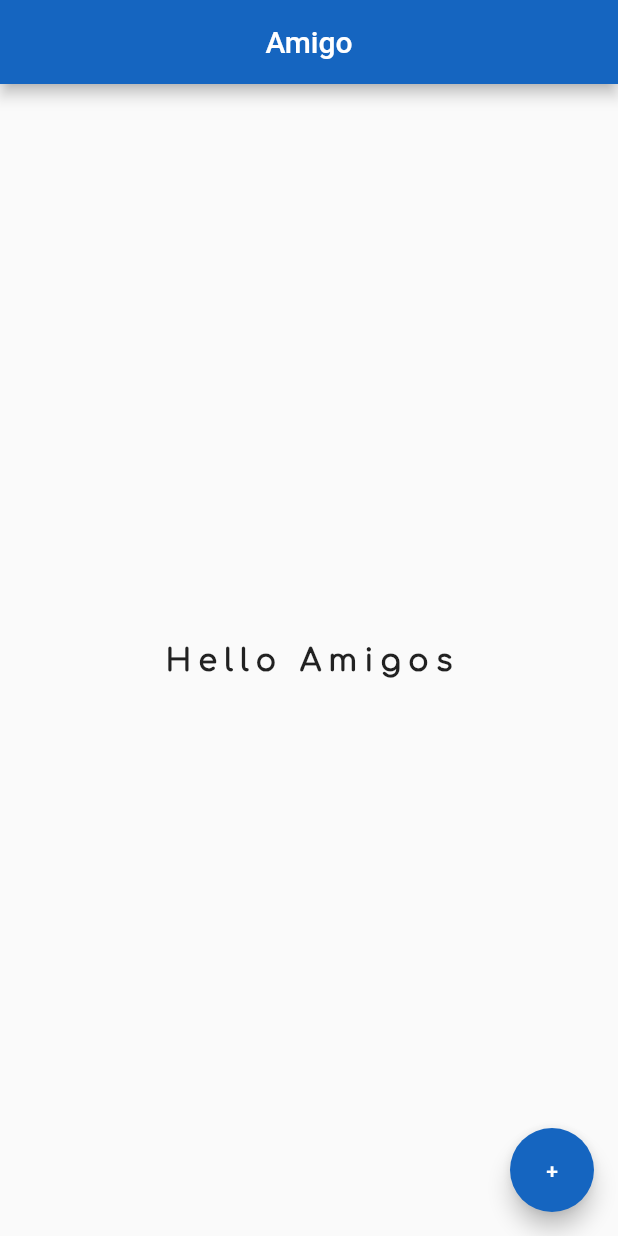
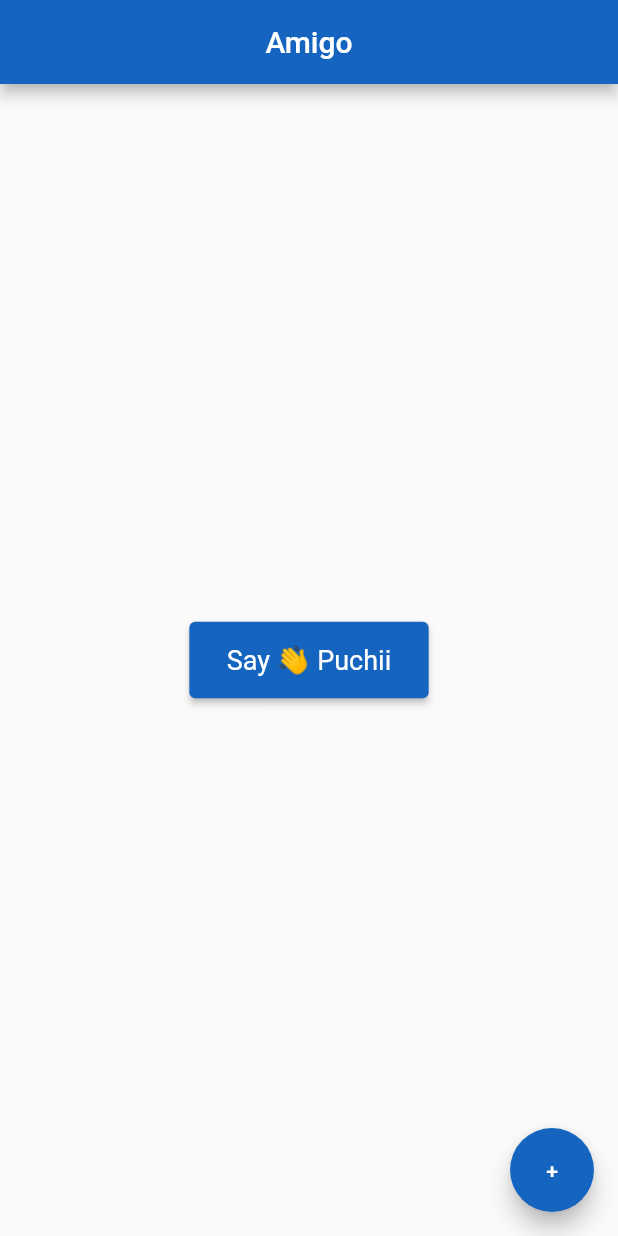
Before and after one commit to SithumDev07/Flutter-Super-Basics, a Flutter app: the screen it shows after launch, on a phone screen of 412 x 824 dp. Run offline on Flutter 3.47's test engine with Material 2 defaults, Android fonts, the phone set to English and light mode, and no system bars.

Commit message:
Styling Elevated buttons

```diff
--- a/lib/main.dart
+++ b/lib/main.dart
@@ -17,14 +17,17 @@ class Home extends StatelessWidget {
         backgroundColor: Colors.blue[800],
       ),
       body: Center(
-        child: Text(
-          'Hello Amigos',
-          style: TextStyle(
-            fontSize: 20.0,
-            fontWeight: FontWeight.bold,
-            letterSpacing: 5.0,
-            fontFamily: 'Comfortaa',
-          ),
+        child: ElevatedButton(
+          onPressed: () {
+            print('Puchiii');
+          },
+          child: Text('Say 👋 Puchii'),
+          style: ElevatedButton.styleFrom(
+              primary: Colors.blue[800],
+              padding: EdgeInsets.symmetric(horizontal: 25.0, vertical: 15.0),
+              textStyle: TextStyle(
+                fontSize: 18.0,
+              )),
         ),
       ),
       floatingActionButton: FloatingActionButton(
--- a/pubspec.yaml
+++ b/pubspec.yaml
@@ -45,9 +45,8 @@ flutter:
   uses-material-design: true
 
   # To add assets to your application, add an assets section, like this:
-  # assets:
-  #   - images/a_dot_burr.jpeg
-  #   - images/a_dot_ham.jpeg
+  assets:
+    - assets/
 
   # An image asset can refer to one or more resolution-specific "variants", see
   # https://flutter.dev/assets-and-images/#resolution-aware.
```
Also changed, not shown: assets/dev.jpg (added), assets/mattn.jpg (added), assets/nissan-r35.jpg (added).
